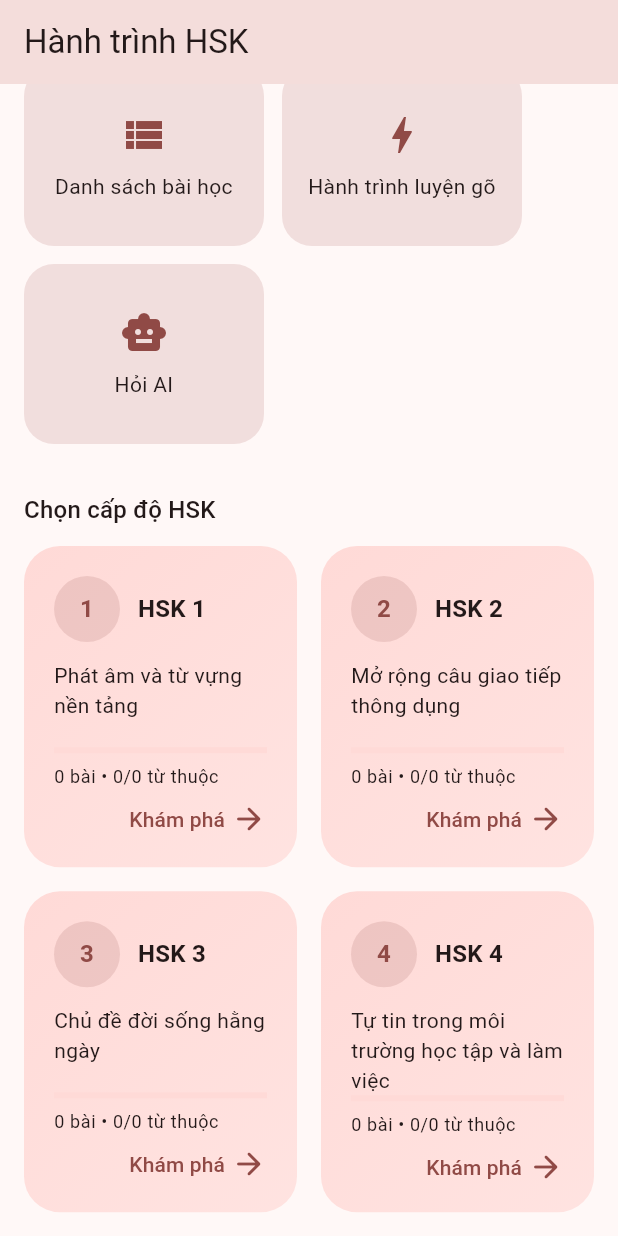
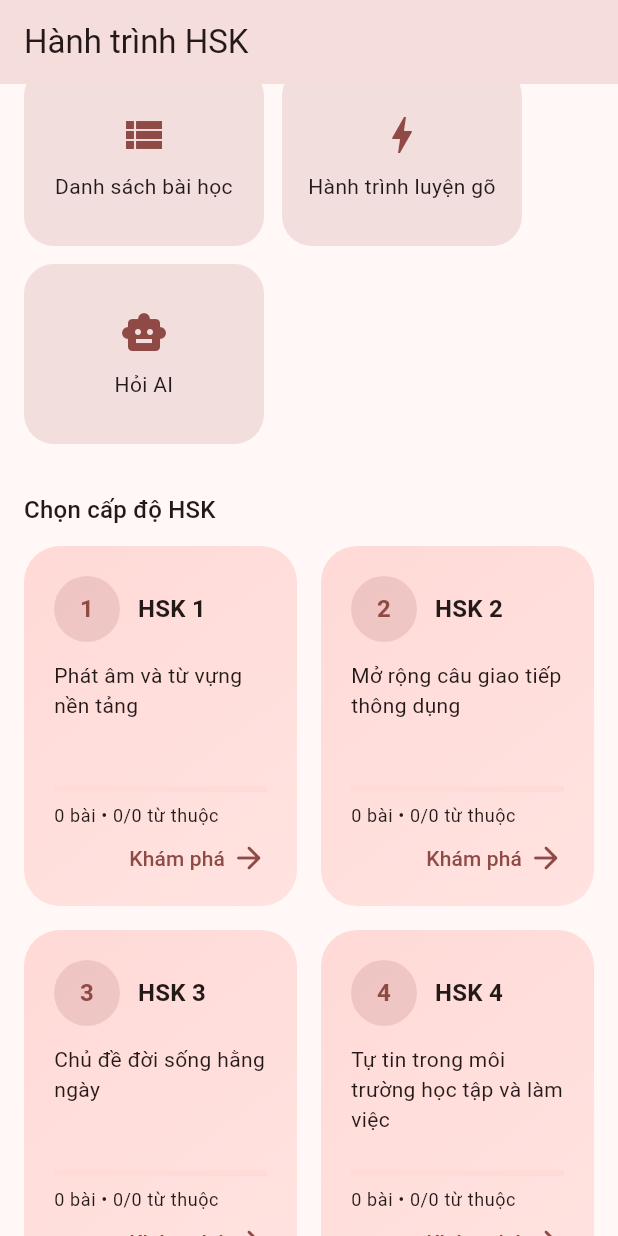
Before and after one commit to hieuhieu2202/learnchinesene, a Flutter app: the screen it shows after launch, scrolled down 316 dp, on a phone screen of 412 x 824 dp. Run offline on Flutter 3.47's test engine with Material 3 defaults, Android fonts, the phone set to English and light mode, and no system bars; our stand-ins replace audioplayers, get, sqflite; accounts and stored records are empty.

Commit message:
Improve HSK overview card layout

```diff
--- a/lib/features/vocabulary/presentation/pages/home_page.dart
+++ b/lib/features/vocabulary/presentation/pages/home_page.dart
@@ -254,15 +254,20 @@ class _LevelSection extends StatelessWidget {
                 : constraints.maxWidth > 600
                     ? 3
                     : 2;
+            const spacing = 16.0;
+            final availableWidth = constraints.maxWidth - spacing * (crossAxisCount - 1);
+            final itemWidth = availableWidth / crossAxisCount;
+            final targetHeight = crossAxisCount >= 3 ? 220.0 : 240.0;
+            final childAspectRatio = itemWidth / targetHeight;
             return GridView.builder(
               shrinkWrap: true,
               physics: const NeverScrollableScrollPhysics(),
               itemCount: overview.isEmpty ? 4 : overview.length,
               gridDelegate: SliverGridDelegateWithFixedCrossAxisCount(
                 crossAxisCount: crossAxisCount,
-                mainAxisSpacing: 16,
-                crossAxisSpacing: 16,
-                childAspectRatio: 0.85,
+                mainAxisSpacing: spacing,
+                crossAxisSpacing: spacing,
+                childAspectRatio: childAspectRatio,
               ),
               itemBuilder: (context, index) {
                 final item = overview.isEmpty
@@ -339,11 +344,15 @@ class _HskLevelCard extends StatelessWidget {
                 ],
               ),
               const SizedBox(height: 12),
-              Text(
-                description,
-                style: theme.textTheme.bodyMedium,
+              Expanded(
+                child: Text(
+                  description,
+                  style: theme.textTheme.bodyMedium,
+                  maxLines: 3,
+                  overflow: TextOverflow.ellipsis,
+                ),
               ),
-              const Spacer(),
+              const SizedBox(height: 12),
               LinearProgressIndicator(value: item.progress),
               const SizedBox(height: 8),
               Text(
@@ -355,6 +364,7 @@ class _HskLevelCard extends StatelessWidget {
                 alignment: Alignment.bottomRight,
                 child: Row(
                   mainAxisAlignment: MainAxisAlignment.end,
+                  mainAxisSize: MainAxisSize.min,
                   children: [
                     Text(
                       'Khám phá',
```
